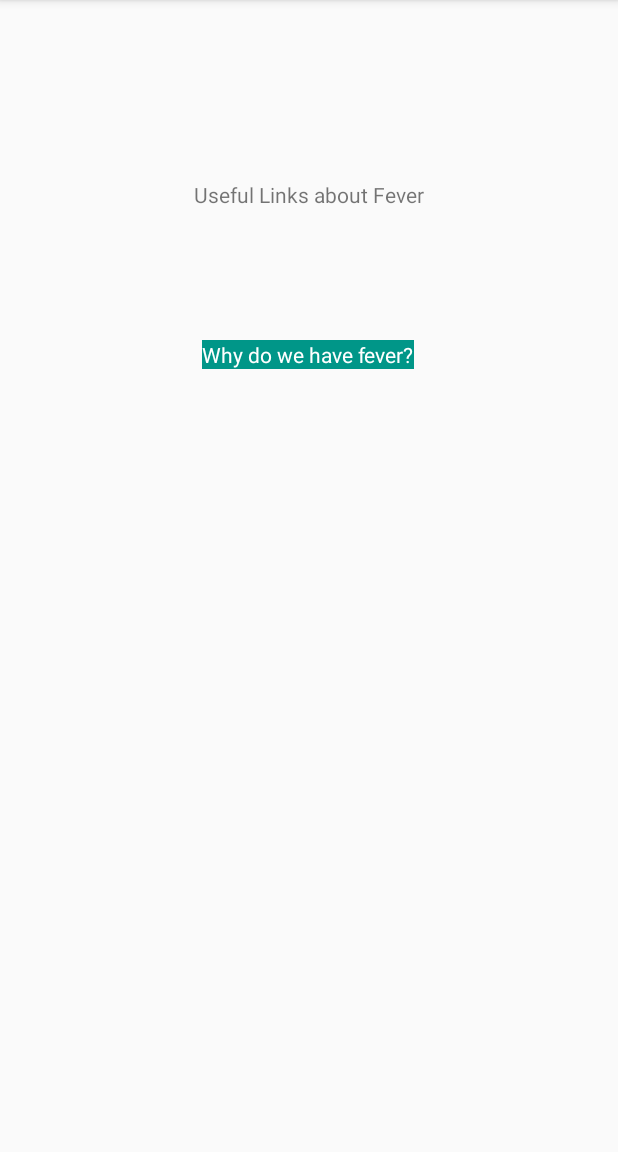
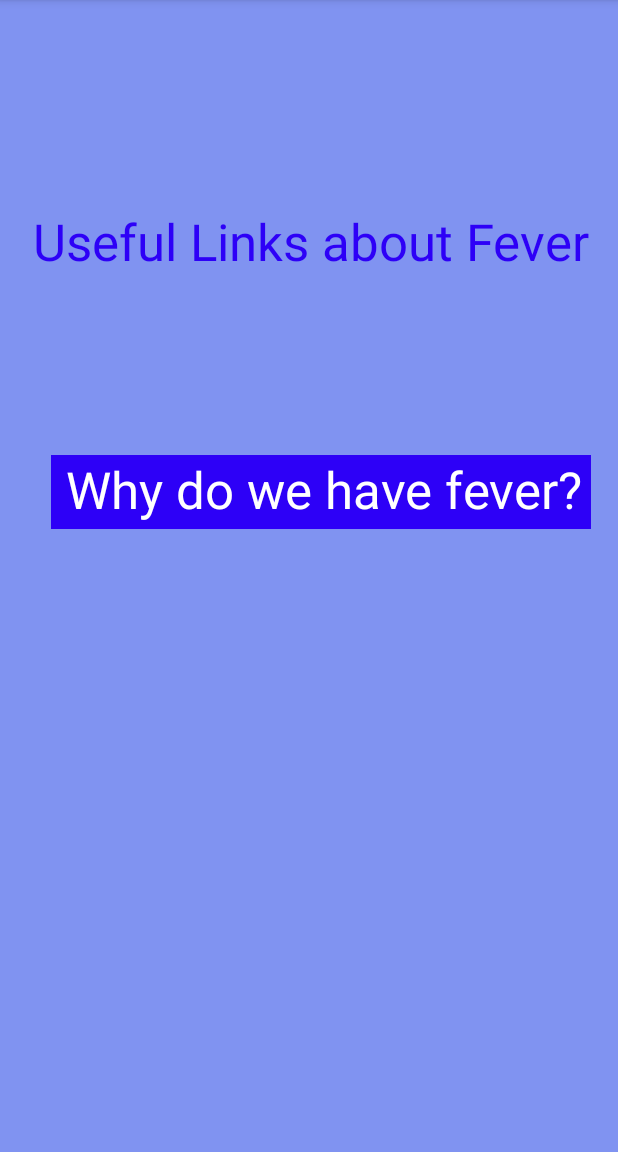
Before and after one commit to RyuseiInoue/BTTracker, an Android app: the MechanismActivity screen opened directly, with no data from a screen before it, on a phone screen of 412 x 824 dp, the part 84-1236 px from its top. Run offline under Robolectric (Android 15) with nearby library versions, the phone set to English and light mode, and no system bars.

Commit message:
Changing layout in almost all activities

```diff
--- a/app/src/main/res/layout/activity_confirm.xml
+++ b/app/src/main/res/layout/activity_confirm.xml
@@ -4,6 +4,7 @@
     xmlns:tools="http://schemas.android.com/tools"
     android:layout_width="match_parent"
     android:layout_height="match_parent"
+    android:background="#ffb8d1"
     tools:context=".ConfirmActivity">
 
     <TextView
@@ -24,6 +25,7 @@
         android:layout_height="wrap_content"
         android:onClick="backToHome"
         android:text="Back To Home"
+        android:textAppearance="@style/TextAppearance.AppCompat.Large"
         app:layout_constraintBottom_toBottomOf="parent"
         app:layout_constraintEnd_toEndOf="parent"
         app:layout_constraintHorizontal_bias="0.498"
--- a/app/src/main/res/layout/activity_mechanism.xml
+++ b/app/src/main/res/layout/activity_mechanism.xml
@@ -5,29 +5,37 @@
     android:id="@+id/MechanismLink1"
     android:layout_width="match_parent"
     android:layout_height="match_parent"
+    android:background="#8093f1"
     tools:context=".MechanismActivity">
 
     <TextView
-        android:layout_width="wrap_content"
-        android:layout_height="wrap_content"
-        android:background="#009688"
+        android:layout_width="360dp"
+        android:layout_height="49dp"
+        android:background="#2d00f7"
+        android:paddingLeft="10dp"
         android:text="@string/why_do_we_have_fever"
+        android:textAppearance="@style/TextAppearance.AppCompat.Display1"
         android:textColor="#FFFFFF"
         app:layout_constraintBottom_toBottomOf="parent"
         app:layout_constraintEnd_toEndOf="parent"
-        app:layout_constraintHorizontal_bias="0.498"
+        app:layout_constraintHorizontal_bias="0.652"
         app:layout_constraintStart_toStartOf="parent"
         app:layout_constraintTop_toTopOf="parent"
-        app:layout_constraintVertical_bias="0.303" />
+        app:layout_constraintVertical_bias="0.422" />
 
     <TextView
         android:id="@+id/MechanismTitle"
-        android:layout_width="wrap_content"
-        android:layout_height="wrap_content"
+        android:layout_width="398dp"
+        android:layout_height="53dp"
+        android:paddingLeft="15dp"
+        android:paddingRight="10dp"
         android:text="@string/useful_links_about_fever"
+        android:textAppearance="@style/TextAppearance.AppCompat.Display1"
+        android:textColor="#2d00f7"
         app:layout_constraintBottom_toBottomOf="parent"
         app:layout_constraintEnd_toEndOf="parent"
+        app:layout_constraintHorizontal_bias="0.461"
         app:layout_constraintStart_toStartOf="parent"
         app:layout_constraintTop_toTopOf="parent"
-        app:layout_constraintVertical_bias="0.16" />
+        app:layout_constraintVertical_bias="0.193" />
 </androidx.constraintlayout.widget.ConstraintLayout>
--- a/app/src/main/res/layout/activity_normal.xml
+++ b/app/src/main/res/layout/activity_normal.xml
@@ -12,7 +12,7 @@
         android:layout_width="wrap_content"
         android:layout_height="wrap_content"
         android:text="Normal Body Temperature"
-        android:textAppearance="@style/TextAppearance.AppCompat.Medium"
+        android:textAppearance="@style/TextAppearance.AppCompat.Display1"
         android:textColor="#d100d1"
         app:layout_constraintBottom_toBottomOf="parent"
         app:layout_constraintEnd_toEndOf="parent"
@@ -49,6 +49,7 @@
         android:layout_height="wrap_content"
         android:onClick="normalToHome"
         android:text="Back To Home"
+        android:textAppearance="@style/TextAppearance.AppCompat.Large"
         app:layout_constraintBottom_toBottomOf="parent"
         app:layout_constraintEnd_toEndOf="parent"
         app:layout_constraintHorizontal_bias="0.5"
```
Also changed, not shown: app/src/main/res/layout/activity_handle.xml (+14 -9 lines).
